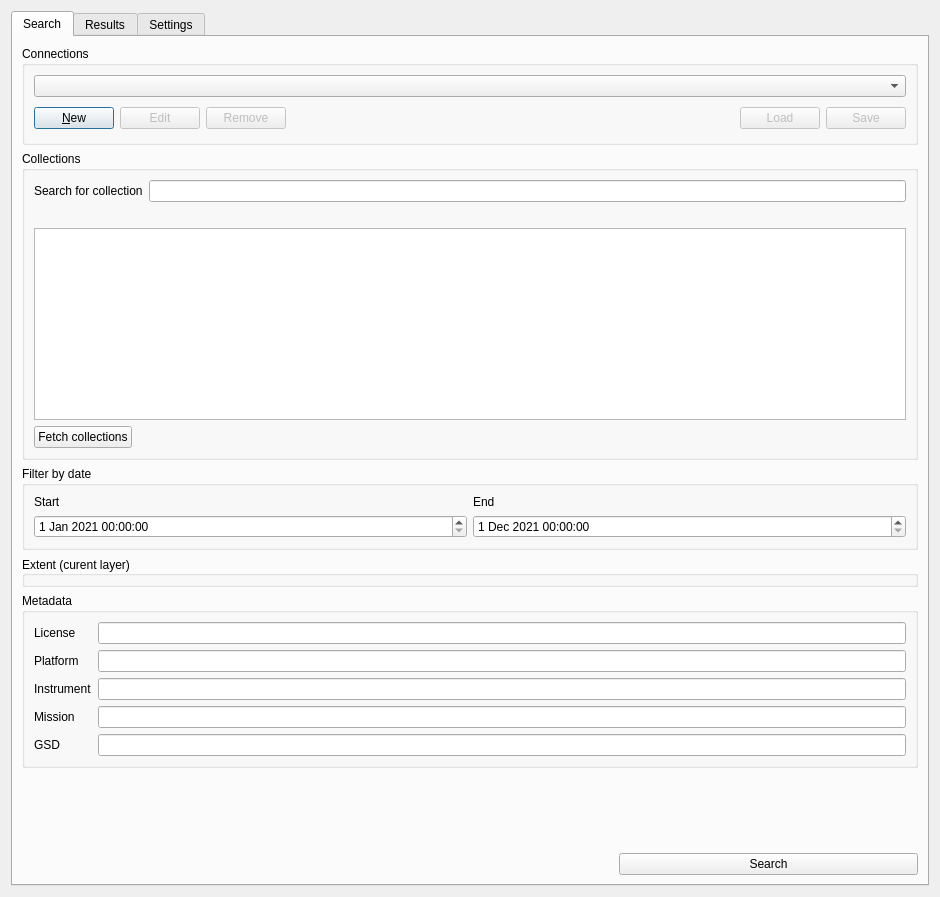
Qt form src/qgis_stac/ui/qgis_stac_widget.ui (stac-utils/qgis-stac-plugin) before a commit.
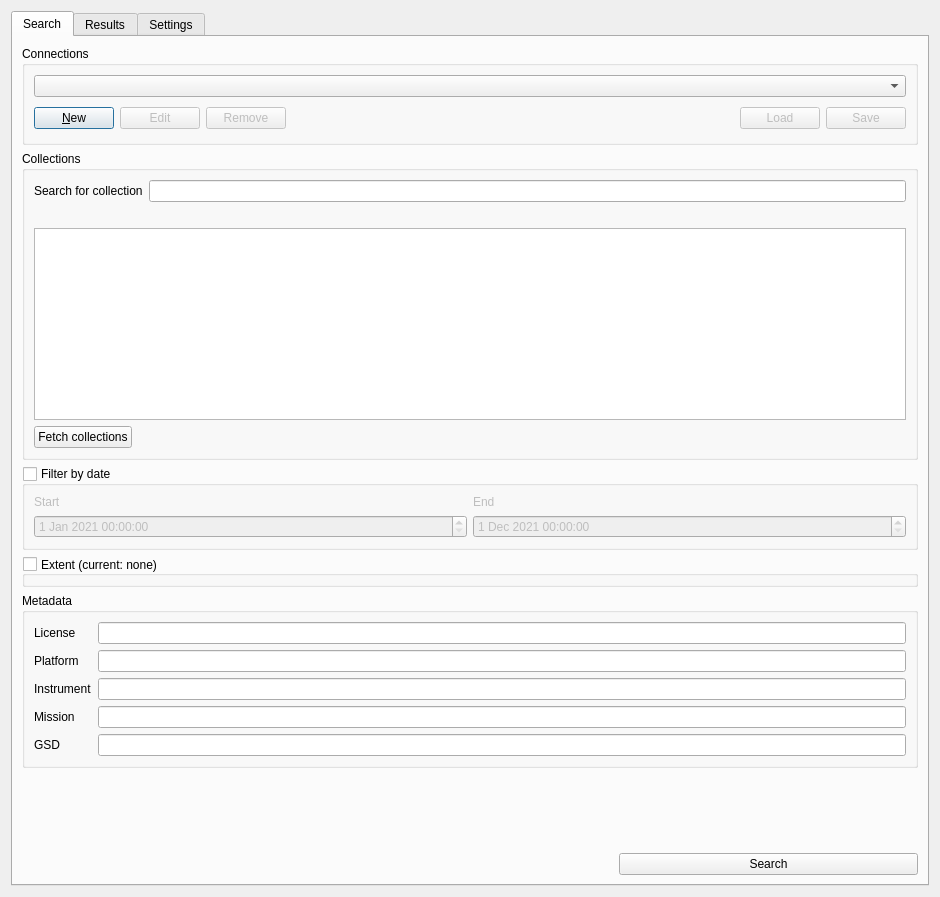
The same form after that commit. Custom widgets are drawn as their Qt base class.

Commit message: enabled toggles for checking date group and spatial extent group box

The edit to the form file:
```diff
--- a/src/qgis_stac/ui/qgis_stac_widget.ui
+++ b/src/qgis_stac/ui/qgis_stac_widget.ui
@@ -241,7 +241,7 @@
           <string>Filter by date</string>
          </property>
          <property name="checkable">
-          <bool>false</bool>
+          <bool>true</bool>
          </property>
          <property name="checked">
           <bool>false</bool>
@@ -317,7 +317,7 @@
           <enum>Qt::LeftToRight</enum>
          </property>
          <property name="title">
-          <string>Extent (curent layer)</string>
+          <string>Extent (current: none)</string>
          </property>
          <property name="alignment">
           <set>Qt::AlignLeading|Qt::AlignLeft|Qt::AlignVCenter</set>
@@ -326,6 +326,9 @@
           <bool>true</bool>
          </property>
          <property name="checkable">
+          <bool>true</bool>
+         </property>
+         <property name="checked">
           <bool>false</bool>
          </property>
          <property name="collapsed">
```
The commit also changes 1 other file.
